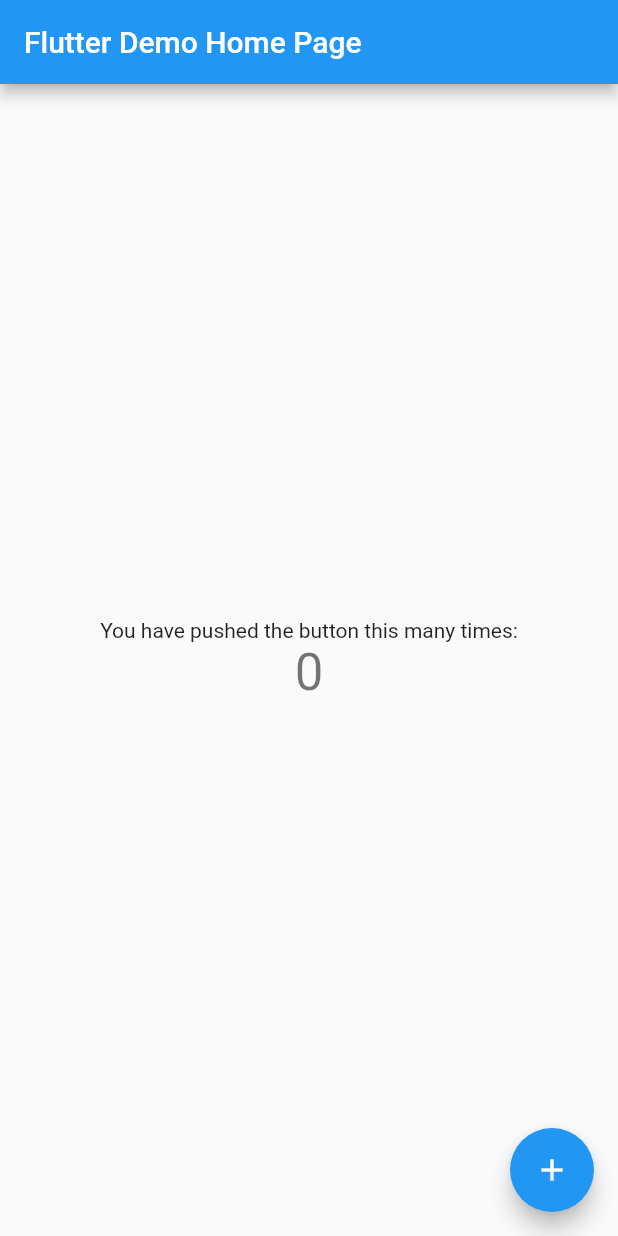
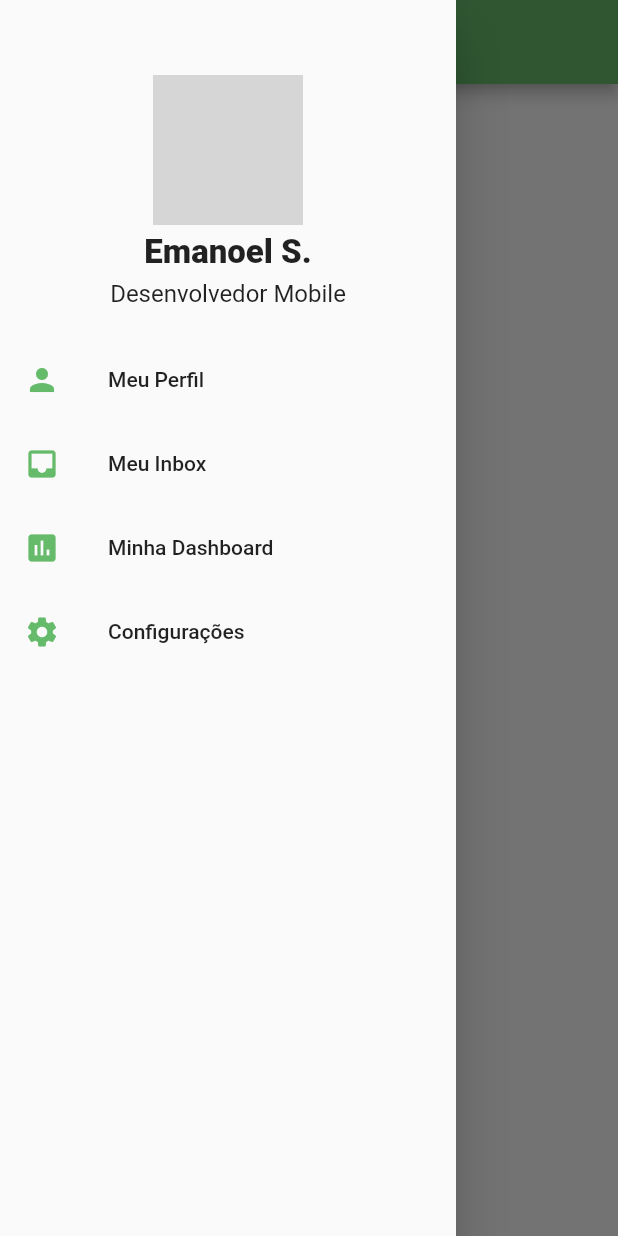
Before and after one commit to emanoelsmarce/Drawer_Navigator_Flutter, a Flutter app: the screen it shows after launch, with the side drawer open (before the commit the screen has no drawer), on a phone screen of 412 x 824 dp. Run offline on Flutter 3.47's test engine with Material 2 defaults, Android fonts, the phone set to English and light mode, and no system bars; network calls fail; grey boxes are pictures that could not be loaded.

Commit message:
Projeto Final

```diff
--- a/lib/main.dart
+++ b/lib/main.dart
@@ -1,3 +1,4 @@
+import 'package:drawer_navigator/menu_drawer.dart';
 import 'package:flutter/material.dart';
 
 void main() {
@@ -11,105 +12,34 @@
   @override
   Widget build(BuildContext context) {
     return MaterialApp(
+      debugShowCheckedModeBanner: false,
       title: 'Flutter Demo',
       theme: ThemeData(
-        // This is the theme of your application.
-        //
-        // Try running your application with "flutter run". You'll see the
-        // application has a blue toolbar. Then, without quitting the app, try
-        // changing the primarySwatch below to Colors.green and then invoke
-        // "hot reload" (press "r" in the console where you ran "flutter run",
-        // or simply save your changes to "hot reload" in a Flutter IDE).
-        // Notice that the counter didn't reset back to zero; the application
-        // is not restarted.
         primarySwatch: Colors.blue,
       ),
-      home: const MyHomePage(title: 'Flutter Demo Home Page'),
+      home: PaginaInicial(),
     );
   }
 }
 
-class MyHomePage extends StatefulWidget {
-  const MyHomePage({Key? key, required this.title}) : super(key: key);
-
-  // This widget is the home page of your application. It is stateful, meaning
-  // that it has a State object (defined below) that contains fields that affect
-  // how it looks.
-
-  // This class is the configuration for the state. It holds the values (in this
-  // case the title) provided by the parent (in this case the App widget) and
-  // used by the build method of the State. Fields in a Widget subclass are
-  // always marked "final".
-
-  final String title;
+class PaginaInicial extends StatefulWidget {
+  const PaginaInicial({Key? key}) : super(key: key);
 
   @override
-  State<MyHomePage> createState() => _MyHomePageState();
+  State<PaginaInicial> createState() => _PaginaInicialState();
 }
 
-class _MyHomePageState extends State<MyHomePage> {
-  int _counter = 0;
-
-  void _incrementCounter() {
-    setState(() {
-      // This call to setState tells the Flutter framework that something has
-      // changed in this State, which causes it to rerun the build method below
-      // so that the display can reflect the updated values. If we changed
-      // _counter without calling setState(), then the build method would not be
-      // called again, and so nothing would appear to happen.
-      _counter++;
-    });
-  }
-
+class _PaginaInicialState extends State<PaginaInicial> {
   @override
   Widget build(BuildContext context) {
-    // This method is rerun every time setState is called, for instance as done
-    // by the _incrementCounter method above.
-    //
-    // The Flutter framework has been optimized to make rerunning build methods
-    // fast, so that you can just rebuild anything that needs updating rather
-    // than having to individually change instances of widgets.
     return Scaffold(
       appBar: AppBar(
-        // Here we take the value from the MyHomePage object that was created by
-        // the App.build method, and use it to set our appbar title.
-        title: Text(widget.title),
+        title: Text('Widget Drawer'),
+        backgroundColor: Colors.green.shade400,
       ),
-      body: Center(
-        // Center is a layout widget. It takes a single child and positions it
-        // in the middle of the parent.
-        child: Column(
-          // Column is also a layout widget. It takes a list of children and
-          // arranges them vertically. By default, it sizes itself to fit its
-          // children horizontally, and tries to be as tall as its parent.
-          //
-          // Invoke "debug painting" (press "p" in the console, choose the
-          // "Toggle Debug Paint" action from the Flutter Inspector in Android
-          // Studio, or the "Toggle Debug Paint" command in Visual Studio Code)
-          // to see the wireframe for each widget.
-          //
-          // Column has various properties to control how it sizes itself and
-          // how it positions its children. Here we use mainAxisAlignment to
-          // center the children vertically; the main axis here is the vertical
-          // axis because Columns are vertical (the cross axis would be
-          // horizontal).
-          mainAxisAlignment: MainAxisAlignment.center,
-          children: <Widget>[
-            const Text(
-              'You have pushed the button this many times:',
-            ),
-            Text(
-              '$_counter',
-              style: Theme.of(context).textTheme.headline4,
-            ),
-          ],
-        ),
+      drawer: Drawer(
+        child: MenuDrawer(),
       ),
-      floatingActionButton: FloatingActionButton(
-        onPressed: _incrementCounter,
-        tooltip: 'Increment',
-        child: const Icon(Icons.add),
-      ), // This trailing comma makes auto-formatting nicer for build methods.
     );
   }
 }
--- /dev/null
+++ b/lib/menu_drawer.dart
@@ -0,0 +1,76 @@
+import 'package:flutter/material.dart';
+
+class MenuDrawer extends StatelessWidget {
+  const MenuDrawer({Key? key}) : super(key: key);
+
+  @override
+  Widget build(BuildContext context) {
+    return Column(children: [
+      Container(
+        child: Padding(
+          padding: EdgeInsets.only(top: 50.0),
+          child: Column(
+            mainAxisAlignment: MainAxisAlignment.center,
+            crossAxisAlignment: CrossAxisAlignment.center,
+            children: [
+              CircleAvatar(
+                radius: 50.0,
+                backgroundImage: NetworkImage(
+                    'https://www.pngall.com/wp-content/uploads/12/Avatar-Profile.png'),
+              ),
+              SizedBox(
+                height: 5.0,
+              ),
+              Text(
+                'Emanoel S.',
+                style: TextStyle(fontSize: 22.0, fontWeight: FontWeight.w800),
+              ),
+              SizedBox(
+                height: 5.0,
+              ),
+              Text(
+                'Desenvolvedor Mobile',
+                style: TextStyle(fontSize: 16.0, fontWeight: FontWeight.w400),
+              ),
+            ],
+          ),
+        ),
+      ),
+      SizedBox(
+        height: 20.0,
+      ),
+      ListTile(
+        onTap: () {},
+        leading: Icon(
+          Icons.person,
+          color: Colors.green.shade400,
+        ),
+        title: Text('Meu Perfil'),
+      ),
+      ListTile(
+        onTap: () {},
+        leading: Icon(
+          Icons.inbox,
+          color: Colors.green.shade400,
+        ),
+        title: Text('Meu Inbox'),
+      ),
+      ListTile(
+        onTap: () {},
+        leading: Icon(
+          Icons.assessment,
+          color: Colors.green.shade400,
+        ),
+        title: Text('Minha Dashboard'),
+      ),
+      ListTile(
+        onTap: () {},
+        leading: Icon(
+          Icons.settings,
+          color: Colors.green.shade400,
+        ),
+        title: Text('Configurações'),
+      ),
+    ]);
+  }
+}
```
